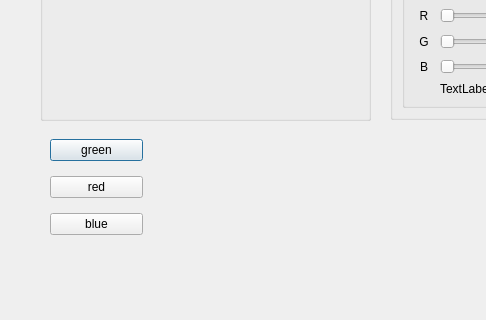
This is colorselectordlg.ui in arturkwiek/ColorAreaSelector as Qt 5 draws it before an edit; both pictures show x 0 to 486 and y 220 to 540 of the 1122 by 540 pixel window. The edited form follows.
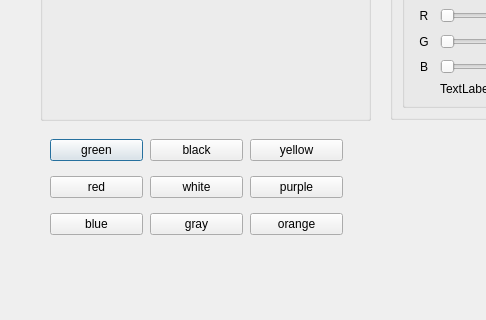
This is the edited form.

Commit message:
Standard colors values
Adding standard color detection values

What changed in the file:
```diff
--- a/colorselectordlg.ui
+++ b/colorselectordlg.ui
@@ -871,7 +871,7 @@
     </item>
    </layout>
   </widget>
-  <widget class="QWidget" name="">
+  <widget class="QWidget" name="layoutWidget">
    <property name="geometry">
     <rect>
      <x>50</x>
@@ -904,6 +904,72 @@
     </item>
    </layout>
   </widget>
+  <widget class="QWidget" name="layoutWidget_2">
+   <property name="geometry">
+    <rect>
+     <x>150</x>
+     <y>350</y>
+     <width>93</width>
+     <height>116</height>
+    </rect>
+   </property>
+   <layout class="QVBoxLayout" name="verticalLayout_4">
+    <item>
+     <widget class="QPushButton" name="btnBlack">
+      <property name="text">
+       <string>black</string>
+      </property>
+     </widget>
+    </item>
+    <item>
+     <widget class="QPushButton" name="btnWhite">
+      <property name="text">
+       <string>white</string>
+      </property>
+     </widget>
+    </item>
+    <item>
+     <widget class="QPushButton" name="btnGray">
+      <property name="text">
+       <string>gray</string>
+      </property>
+     </widget>
+    </item>
+   </layout>
+  </widget>
+  <widget class="QWidget" name="layoutWidget_3">
+   <property name="geometry">
+    <rect>
+     <x>250</x>
+     <y>350</y>
+     <width>93</width>
+     <height>116</height>
+    </rect>
+   </property>
+   <layout class="QVBoxLayout" name="verticalLayout_5">
+    <item>
+     <widget class="QPushButton" name="btnYellow">
+      <property name="text">
+       <string>yellow</string>
+      </property>
+     </widget>
+    </item>
+    <item>
+     <widget class="QPushButton" name="btnPurple">
+      <property name="text">
+       <string>purple</string>
+      </property>
+     </widget>
+    </item>
+    <item>
+     <widget class="QPushButton" name="btnOrange">
+      <property name="text">
+       <string>orange</string>
+      </property>
+     </widget>
+    </item>
+   </layout>
+  </widget>
  </widget>
  <resources/>
  <connections/>
```
The commit also changes 2 other files.
